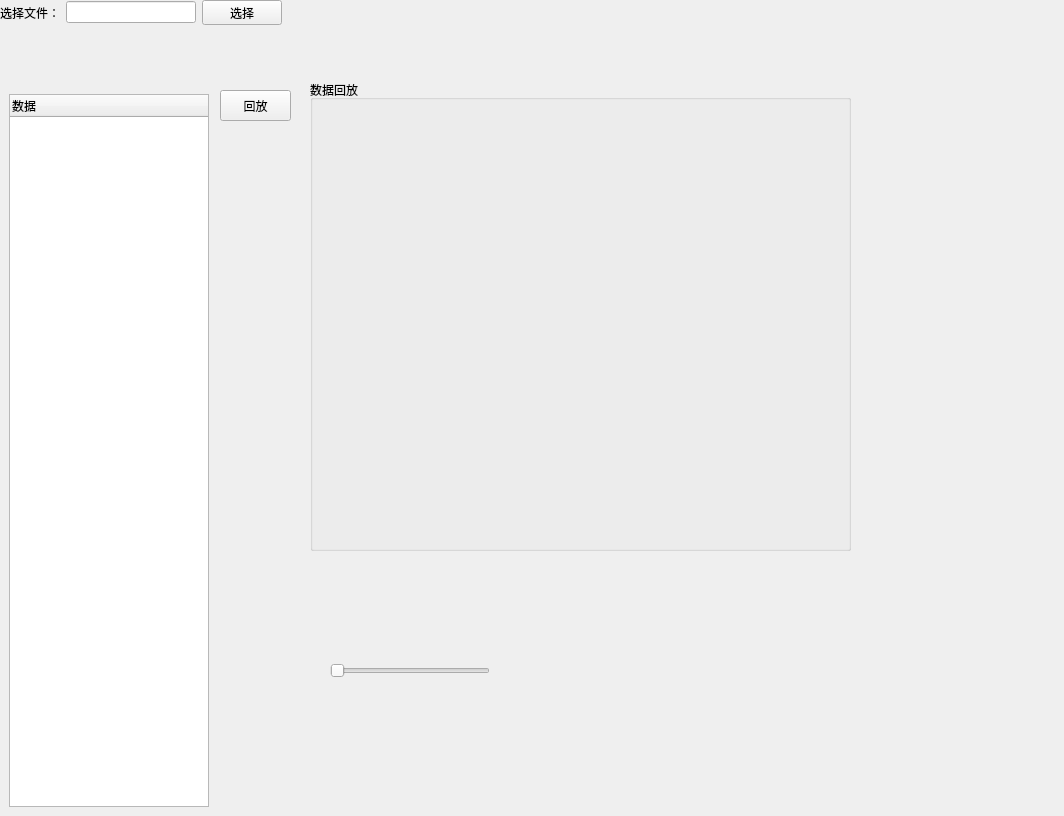
First picture: the form in DataReplay/DataReplay_Form.ui, repository SanXiaoXing/PyUtilDemos, before the edit.
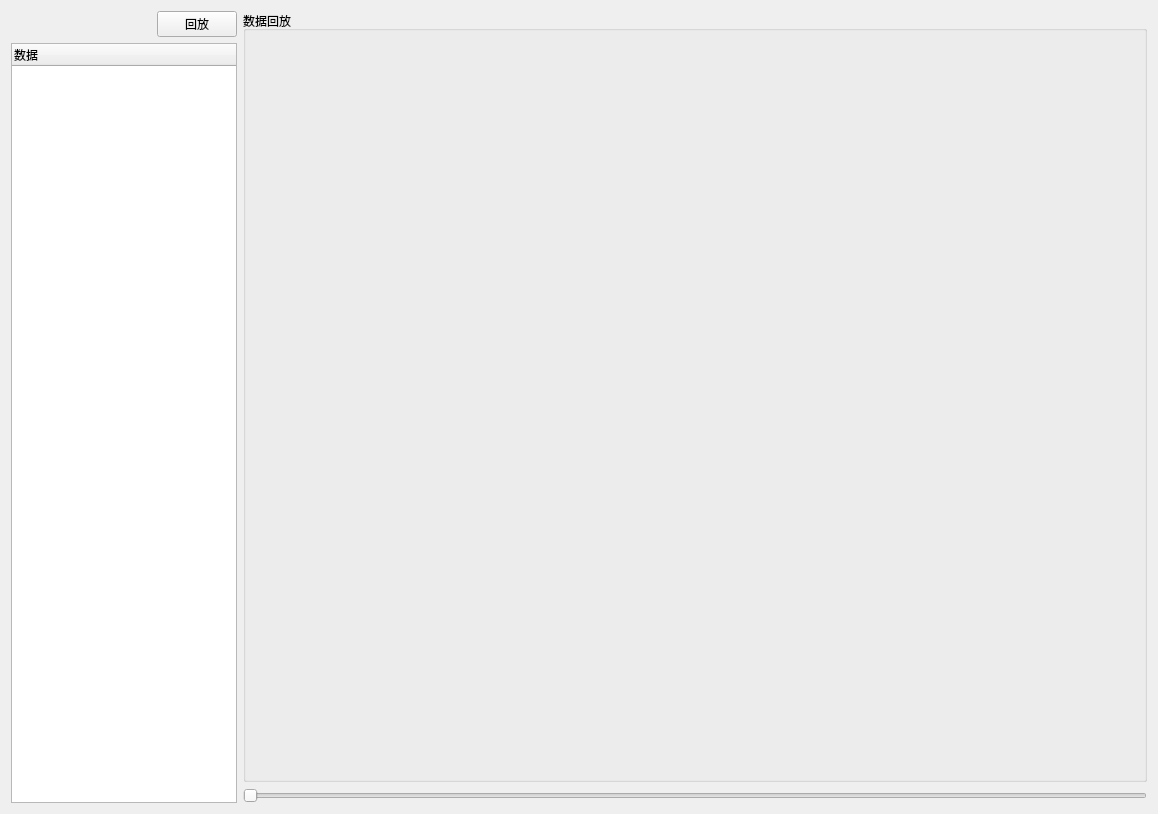
Second picture: the form after the edit.

Commit message: refactor(DataReplay): 优化了图标的UI显示，增加了光标悬浮显示数据，十字线，曲线高亮等功能

What changed in the file:
```diff
--- a/DataReplay/DataReplay_Form.ui
+++ b/DataReplay/DataReplay_Form.ui
@@ -6,101 +6,71 @@
    <rect>
     <x>0</x>
     <y>0</y>
-    <width>1064</width>
-    <height>816</height>
+    <width>1158</width>
+    <height>814</height>
    </rect>
   </property>
   <property name="windowTitle">
    <string>Form</string>
   </property>
-  <widget class="QGroupBox" name="groupBox">
-   <property name="geometry">
-    <rect>
-     <x>310</x>
-     <y>80</y>
-     <width>541</width>
-     <height>471</height>
-    </rect>
-   </property>
-   <property name="title">
-    <string>数据回放</string>
-   </property>
-   <layout class="QHBoxLayout" name="horizontalLayout_2">
-    <item>
-     <layout class="QGridLayout" name="gridLayout_plot"/>
-    </item>
-   </layout>
-  </widget>
-  <widget class="QTreeWidget" name="treeWidget_datafile">
-   <property name="geometry">
-    <rect>
-     <x>9</x>
-     <y>94</y>
-     <width>200</width>
-     <height>713</height>
-    </rect>
-   </property>
-   <column>
-    <property name="text">
-     <string>数据</string>
-    </property>
-   </column>
-  </widget>
-  <widget class="QPushButton" name="pushButton_plot">
-   <property name="geometry">
-    <rect>
-     <x>220</x>
-     <y>90</y>
-     <width>71</width>
-     <height>31</height>
-    </rect>
-   </property>
-   <property name="text">
-    <string>回放</string>
-   </property>
-  </widget>
-  <widget class="QWidget" name="layoutWidget">
-   <property name="geometry">
-    <rect>
-     <x>0</x>
-     <y>0</y>
-     <width>282</width>
-     <height>25</height>
-    </rect>
-   </property>
-   <layout class="QHBoxLayout" name="horizontalLayout">
-    <item>
-     <widget class="QLabel" name="label">
-      <property name="text">
-       <string>选择文件：</string>
-      </property>
-     </widget>
-    </item>
-    <item>
-     <widget class="QLineEdit" name="lineEdit_filepath"/>
-    </item>
-    <item>
-     <widget class="QPushButton" name="pushButton_selectfile">
-      <property name="text">
-       <string>选择</string>
-      </property>
-     </widget>
-    </item>
-   </layout>
-  </widget>
-  <widget class="QSlider" name="horizontalSlider">
-   <property name="geometry">
-    <rect>
-     <x>330</x>
-     <y>660</y>
-     <width>160</width>
-     <height>22</height>
-    </rect>
-   </property>
-   <property name="orientation">
-    <enum>Qt::Horizontal</enum>
-   </property>
-  </widget>
+  <layout class="QGridLayout" name="gridLayout_2">
+   <item row="0" column="0">
+    <layout class="QGridLayout" name="gridLayout" rowstretch="0,10,0" columnstretch="2,8">
+     <item row="0" column="0">
+      <layout class="QHBoxLayout" name="horizontalLayout_3">
+       <item>
+        <spacer name="horizontalSpacer">
+         <property name="orientation">
+          <enum>Qt::Horizontal</enum>
+         </property>
+         <property name="sizeHint" stdset="0">
+          <size>
+           <width>40</width>
+           <height>20</height>
+          </size>
+         </property>
+        </spacer>
+       </item>
+       <item>
+        <widget class="QPushButton" name="pushButton_plot">
+         <property name="text">
+          <string>回放</string>
+         </property>
+        </widget>
+       </item>
+      </layout>
+     </item>
+     <item row="2" column="1">
+      <widget class="QSlider" name="horizontalSlider">
+       <property name="orientation">
+        <enum>Qt::Horizontal</enum>
+       </property>
+      </widget>
+     </item>
+     <item row="1" column="0" rowspan="2">
+      <widget class="QTreeWidget" name="treeWidget_datafile">
+       <column>
+        <property name="text">
+         <string>数据</string>
+        </property>
+       </column>
+      </widget>
+     </item>
+     <item row="0" column="1" rowspan="2">
+      <widget class="QGroupBox" name="groupBox">
+       <property name="title">
+        <string>数据回放</string>
+       </property>
+       <layout class="QHBoxLayout" name="horizontalLayout_2">
+        <item>
+         <layout class="QGridLayout" name="gridLayout_plot"/>
+        </item>
+       </layout>
+      </widget>
+     </item>
+    </layout>
+   </item>
+  </layout>
  </widget>
  <resources/>
  <connections/>
```
The commit also changes 7 other files.
